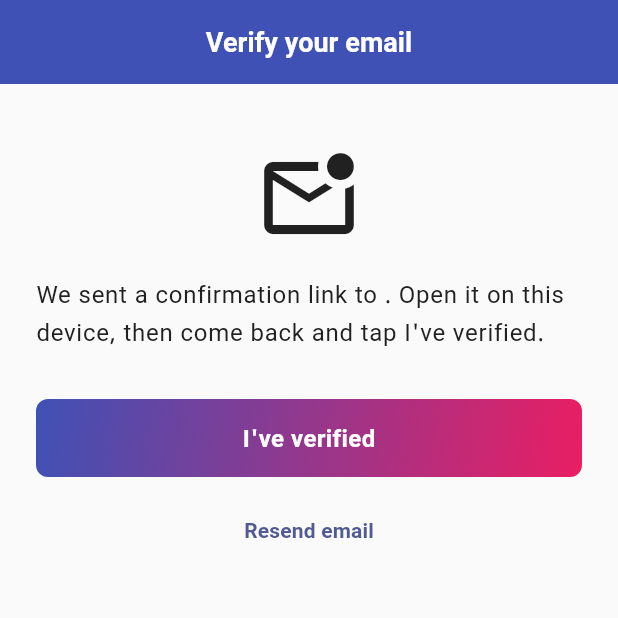
After one commit to jeevankoiri10/home_tuition_nepal_app, a Flutter app: the EmailVerificationPage screen opened by its route, on a phone screen of 412 x 824 dp, the top half of it. The commit adds this screen. Run offline on Flutter 3.47's test engine with Material 3 defaults, Android fonts, the phone set to English and light mode, and no system bars; our stand-ins replace equatable, flutter_bloc, flutter_map, geolocator, get_it, go_router and 5 more; accounts and stored records are empty.

Commit message:
Replace phone OTP with email verification
The phone-OTP step required an SMS provider and a Nepali OTP route in
Supabase — both are deferred. Switch the verification gate to email
confirmation, which Supabase Auth handles out of the box: `signUp`
already mails a confirmation link, and the email is considered verified
once `auth.users.email_confirmed_at` is set.

Domain
- UserProfile.phoneVerified -> UserProfile.emailVerified.
- AuthRepository: drop sendOtp/verifyOtp; add sendEmailVerification
  (resend the confirmation mail) and refreshEmailVerification (reload
  the session and return the updated user).
- AuthException codes adjusted (no more invalid_otp; refresh_failed
  and email_send_failed instead).

Implementations
- FakeAuthRepository: register() returns emailVerified=false; the
  refresh helper marks it true so the demo flow stays clickable
  without a real mailbox.
- SupabaseAuthRepository: persist email_verified into profiles on
  signup, call _client.auth.resend() to nudge the email, and
  refreshSession() + sync the profile flag on refresh.
- New migration 0012_phase14_email_verification.sql adds the
  email_verified column and backfills it from auth.users.

BLoC
- AuthStatus.awaitingOtp -> awaitingEmailVerification.
- AuthOtpRequested -> AuthEmailVerificationResendRequested +
  AuthEmailVerificationRefreshRequested.

UI
- Delete OtpPage; add EmailVerificationPage with "Resend email" and
  "I've verified" actions. Route /otp -> /verify-email.
- Splash, login, and register pages forward to verifyEmail when the
  email is unconfirmed.
- Validators.otpCode dropped (no longer referenced).

Localization
- Drop nine OTP keys, add seven verifyEmail keys (EN + NE), including
  a parameterised verifyEmailInstruction({email}).
- Regenerate AppLocalizations.

Tests
- auth_bloc_test now exercises register -> awaitingEmailVerification
  -> refresh -> authenticated.

```diff
--- a/lib/app/router.dart
+++ b/lib/app/router.dart
@@ -4,8 +4,8 @@ import 'package:go_router/go_router.dart';
 
 import '../features/auth/domain/models/user_role.dart';
 import '../features/auth/presentation/blocs/auth_bloc.dart';
+import '../features/auth/presentation/pages/email_verification_page.dart';
 import '../features/auth/presentation/pages/login_page.dart';
-import '../features/auth/presentation/pages/otp_page.dart';
 import '../features/auth/presentation/pages/register_page.dart';
 import '../features/home/presentation/student_home_page.dart';
 import '../features/home/presentation/tutor_home_page.dart';
@@ -37,7 +37,7 @@ class AppRoutes {
   static const String splash = '/';
   static const String login = '/login';
   static const String register = '/register';
-  static const String otp = '/otp';
+  static const String verifyEmail = '/verify-email';
   static const String tutorHome = '/tutor';
   static const String tutorOnboarding = '/tutor/onboarding';
   static const String tutorProfileSettings = '/tutor/settings';
@@ -71,7 +71,7 @@ GoRouter buildRouter() {
       GoRoute(path: AppRoutes.splash, builder: (_, _) => const SplashPage()),
       GoRoute(path: AppRoutes.login, builder: (_, _) => const LoginPage()),
       GoRoute(path: AppRoutes.register, builder: (_, _) => const RegisterPage()),
-      GoRoute(path: AppRoutes.otp, builder: (_, _) => const OtpPage()),
+      GoRoute(path: AppRoutes.verifyEmail, builder: (_, _) => const EmailVerificationPage()),
       GoRoute(path: AppRoutes.tutorHome, builder: (_, _) => const TutorHomePage()),
       GoRoute(
         path: AppRoutes.tutorOnboarding,
--- a/lib/features/auth/domain/models/user_profile.dart
+++ b/lib/features/auth/domain/models/user_profile.dart
@@ -13,7 +13,7 @@ class UserProfile extends Equatable {
     required this.lastName,
     required this.email,
     required this.phone,
-    required this.phoneVerified,
+    required this.emailVerified,
     required this.role,
     required this.handle,
     required this.tosAcceptedAt,
@@ -26,7 +26,7 @@ class UserProfile extends Equatable {
   final String lastName;
   final String email;
   final String phone;
-  final bool phoneVerified;
+  final bool emailVerified;
   final UserRole role;
   final String handle;
   final DateTime tosAcceptedAt;
@@ -37,7 +37,7 @@ class UserProfile extends Equatable {
   String get displayName => maskedName(firstName, lastName);
 
   UserProfile copyWith({
-    bool? phoneVerified,
+    bool? emailVerified,
     int? coinBalance,
     DateTime? codeOfConductAcceptedAt,
   }) {
@@ -47,7 +47,7 @@ class UserProfile extends Equatable {
       lastName: lastName,
       email: email,
       phone: phone,
-      phoneVerified: phoneVerified ?? this.phoneVerified,
+      emailVerified: emailVerified ?? this.emailVerified,
       role: role,
       handle: handle,
       tosAcceptedAt: tosAcceptedAt,
@@ -63,7 +63,7 @@ class UserProfile extends Equatable {
         lastName,
         email,
         phone,
-        phoneVerified,
+        emailVerified,
         role,
         handle,
         tosAcceptedAt,
--- a/lib/features/auth/presentation/blocs/auth_event.dart
+++ b/lib/features/auth/presentation/blocs/auth_event.dart
@@ -27,12 +27,15 @@ class AuthLoginRequested extends AuthEvent {
   List<Object?> get props => [email];
 }
 
-class AuthOtpRequested extends AuthEvent {
-  const AuthOtpRequested(this.code);
-  final String code;
+/// User asked the backend to resend the confirmation email.
+class AuthEmailVerificationResendRequested extends AuthEvent {
+  const AuthEmailVerificationResendRequested();
+}
 
-  @override
-  List<Object?> get props => [code];
+/// User reports having clicked the confirmation link; refresh the session
+/// to pick up the updated `emailVerified` flag.
+class AuthEmailVerificationRefreshRequested extends AuthEvent {
+  const AuthEmailVerificationRefreshRequested();
 }
 
 class AuthSignOutRequested extends AuthEvent {
--- a/lib/features/auth/presentation/blocs/auth_state.dart
+++ b/lib/features/auth/presentation/blocs/auth_state.dart
@@ -4,7 +4,7 @@ enum AuthStatus {
   unknown,
   unauthenticated,
   registering,
-  awaitingOtp,
+  awaitingEmailVerification,
   authenticated,
   error,
 }
--- /dev/null
+++ b/lib/features/auth/presentation/pages/email_verification_page.dart
@@ -0,0 +1,104 @@
+import 'package:flutter/material.dart';
+import 'package:flutter_bloc/flutter_bloc.dart';
+import 'package:go_router/go_router.dart';
+
+import '../../../../app/router.dart';
+import '../../../../core/theme/app_spacing.dart';
+import '../../../../core/widgets/primary_button.dart';
+import '../../../../l10n/generated/app_localizations.dart';
+import '../blocs/auth_bloc.dart';
+
+class EmailVerificationPage extends StatelessWidget {
+  const EmailVerificationPage({super.key});
+
+  String _errorMessage(AppLocalizations l10n, String code) {
+    switch (code) {
+      case 'no_session':
+        return l10n.verifyEmailErrorNoSession;
+      default:
+        return l10n.errorGeneric;
+    }
+  }
+
+  @override
+  Widget build(BuildContext context) {
+    final l10n = AppLocalizations.of(context);
+    return Scaffold(
+      appBar: AppBar(title: Text(l10n.verifyEmailTitle)),
+      body: BlocConsumer<AuthBloc, AuthState>(
+        listener: (context, state) {
+          if (state.status == AuthStatus.authenticated) {
+            context.go(AppRoutes.routeForRole(state.user!.role));
+          } else if (state.status == AuthStatus.error && state.errorCode != null) {
+            ScaffoldMessenger.of(context).showSnackBar(
+              SnackBar(content: Text(_errorMessage(l10n, state.errorCode!))),
+            );
+          } else if (state.status == AuthStatus.awaitingEmailVerification &&
+              state.user != null &&
+              !state.user!.emailVerified) {
+            // Refresh succeeded but the email isn't confirmed yet — nudge the user.
+            ScaffoldMessenger.of(context).removeCurrentSnackBar();
+          }
+        },
+        builder: (context, state) {
+          final busy = state.status == AuthStatus.registering;
+          final email = state.user?.email ?? '';
+          return SingleChildScrollView(
+            padding: const EdgeInsets.all(AppSpacing.xl),
+            child: Column(
+              crossAxisAlignment: CrossAxisAlignment.stretch,
+              children: [
+                const SizedBox(height: AppSpacing.lg),
+                const Icon(Icons.mark_email_unread_outlined, size: 72),
+                const SizedBox(height: AppSpacing.lg),
+                Text(
+                  l10n.verifyEmailInstruction(email),
+                  style: Theme.of(context).textTheme.bodyLarge,
+                ),
+                const SizedBox(height: AppSpacing.xxl),
+                PrimaryButton(
+                  label: l10n.verifyEmailRefresh,
+                  busy: busy,
+                  onPressed: busy
+                      ? null
+                      : () {
+                          final wasVerified = state.user?.emailVerified ?? false;
+                          context.read<AuthBloc>().add(
+                                const AuthEmailVerificationRefreshRequested(),
+                              );
+                          // If after refresh we're still unverified, show a hint.
+                          // The bloc listener can't directly compare pre/post, so
+                          // we schedule the hint here.
+                          Future<void>.delayed(const Duration(seconds: 1), () {
+                            if (!context.mounted) return;
+                            final after = context.read<AuthBloc>().state.user;
+                            if (!wasVerified && after != null && !after.emailVerified) {
+                              ScaffoldMessenger.of(context).showSnackBar(
+                                SnackBar(content: Text(l10n.verifyEmailNotYet)),
+                              );
+                            }
+                          });
+                        },
+                ),
+                const SizedBox(height: AppSpacing.md),
+                TextButton(
+                  onPressed: busy
+                      ? null
+                      : () {
+                          context.read<AuthBloc>().add(
+                                const AuthEmailVerificationResendRequested(),
+                              );
+                          ScaffoldMessenger.of(context).showSnackBar(
+                            SnackBar(content: Text(l10n.verifyEmailResentSnack)),
+                          );
+                        },
+                  child: Text(l10n.verifyEmailResend),
+                ),
+              ],
+            ),
+          );
+        },
+      ),
+    );
+  }
+}
--- a/lib/features/auth/presentation/pages/login_page.dart
+++ b/lib/features/auth/presentation/pages/login_page.dart
@@ -56,8 +56,8 @@ class _LoginPageState extends State<LoginPage> {
         listener: (context, state) {
           if (state.status == AuthStatus.authenticated) {
             context.go(AppRoutes.routeForRole(state.user!.role));
-          } else if (state.status == AuthStatus.awaitingOtp) {
-            context.go(AppRoutes.otp);
+          } else if (state.status == AuthStatus.awaitingEmailVerification) {
+            context.go(AppRoutes.verifyEmail);
           } else if (state.status == AuthStatus.error && state.errorCode != null) {
             ScaffoldMessenger.of(context).showSnackBar(
               SnackBar(content: Text(_errorMessage(l10n, state.errorCode!))),
--- a/lib/features/auth/presentation/pages/register_page.dart
+++ b/lib/features/auth/presentation/pages/register_page.dart
@@ -118,8 +118,8 @@ class _RegisterPageState extends State<RegisterPage> {
       appBar: AppBar(title: Text(l10n.registerTitle)),
       body: BlocConsumer<AuthBloc, AuthState>(
         listener: (context, state) {
-          if (state.status == AuthStatus.awaitingOtp) {
-            context.go(AppRoutes.otp);
+          if (state.status == AuthStatus.awaitingEmailVerification) {
+            context.go(AppRoutes.verifyEmail);
           } else if (state.status == AuthStatus.error && state.errorCode != null) {
             ScaffoldMessenger.of(context).showSnackBar(
               SnackBar(content: Text(_errorMessage(l10n, state.errorCode!))),
--- a/lib/features/home/presentation/student_home_page.dart
+++ b/lib/features/home/presentation/student_home_page.dart
@@ -7,9 +7,9 @@ import '../../../core/theme/app_colors.dart';
 import '../../../core/theme/app_spacing.dart';
 import '../../auth/presentation/blocs/auth_bloc.dart';
 
-/// Placeholder Student home — shipped in Phase 2 so the post-OTP redirect
-/// lands somewhere meaningful. Phase 4 replaces this with the inDrive-style
-/// locality-first map view.
+/// Placeholder Student home — shipped in Phase 2 so the post-verification
+/// redirect lands somewhere meaningful. Phase 4 replaces this with the
+/// inDrive-style locality-first map view.
 class StudentHomePage extends StatelessWidget {
   const StudentHomePage({super.key});
 
--- a/lib/features/splash/presentation/splash_page.dart
+++ b/lib/features/splash/presentation/splash_page.dart
@@ -37,9 +37,9 @@ class _SplashPageState extends State<SplashPage> {
     if (auth.status == AuthStatus.authenticated && auth.user != null) {
       _routed = true;
       context.go(AppRoutes.routeForRole(auth.user!.role));
-    } else if (auth.status == AuthStatus.awaitingOtp) {
+    } else if (auth.status == AuthStatus.awaitingEmailVerification) {
       _routed = true;
-      context.go(AppRoutes.otp);
+      context.go(AppRoutes.verifyEmail);
     } else {
       _routed = true;
       context.go(AppRoutes.login);
```
Also changed, not shown: lib/core/utils/validators.dart (+1 -7 lines), lib/features/auth/data/fake_auth_repository.dart (+8 -10 lines), lib/features/auth/data/supabase_auth_repository.dart (+21 -17 lines), lib/features/auth/domain/auth_repository.dart (+6 -5 lines), lib/features/auth/presentation/blocs/auth_bloc.dart (+28 -13 lines), lib/features/auth/presentation/pages/otp_page.dart (deleted, +0 -107 lines), lib/l10n/app_en.arb (+15 -21 lines), lib/l10n/app_ne.arb (+7 -9 lines), lib/l10n/generated/app_localizations.dart, lib/l10n/generated/app_localizations_en.dart, lib/l10n/generated/app_localizations_ne.dart, 2 other files.
